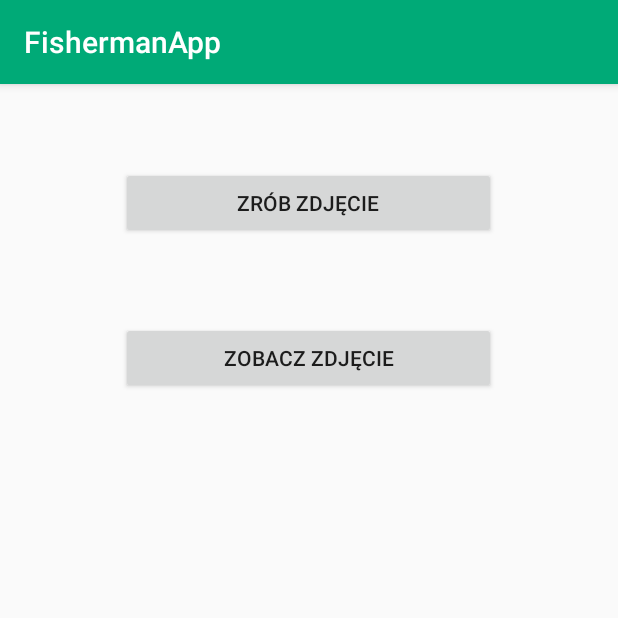
After one commit to joannamaria27/FishermanApp, an Android app: the CameraActivity screen opened directly, with no data from a screen before it, on a phone screen of 412 x 824 dp, the top half of it. The commit adds this screen. Run offline under Robolectric (Android 15) with nearby library versions, the phone set to English and light mode, and no system bars.

Commit message:
add getting into cameraActivity

```diff
--- /dev/null
+++ b/app/src/main/res/layout/activity_camera.xml
@@ -0,0 +1,27 @@
+<?xml version="1.0" encoding="utf-8"?>
+<LinearLayout
+    xmlns:android="http://schemas.android.com/apk/res/android"
+    xmlns:tools="http://schemas.android.com/tools"
+    android:orientation="vertical"
+    android:layout_width="match_parent"
+    android:layout_height="match_parent"
+    tools:context=".CameraActivity">
+
+    <Button
+        android:id="@+id/take_photo"
+        android:layout_width="250dp"
+        android:layout_height="wrap_content"
+        android:text="Zrób zdjęcie"
+        android:onClick="captureImage"
+        android:layout_gravity="center_horizontal"
+        android:layout_marginTop="55dp"/>
+
+    <Button
+        android:layout_width="250dp"
+        android:layout_height="wrap_content"
+        android:text="Zobacz zdjęcie"
+        android:onClick="displayImage"
+        android:layout_gravity="center_horizontal"
+        android:layout_marginTop="55dp"/>
+
+</LinearLayout>
```
Also changed, not shown: app/src/main/AndroidManifest.xml (+29 -1 lines), app/src/main/java/com/example/fishermanapp/CameraActivity.java (added, +72 -0 lines), app/src/main/java/com/example/fishermanapp/DisplayImage.java (added, +23 -0 lines), app/src/main/java/com/example/fishermanapp/MainActivity.java (+50 -46 lines), app/src/main/res/layout/activity_display_image.xml (added, +16 -0 lines), app/src/main/res/layout/activity_main.xml (+11 -5 lines), app/src/main/res/xml/file_path.xml (added, +10 -0 lines).
